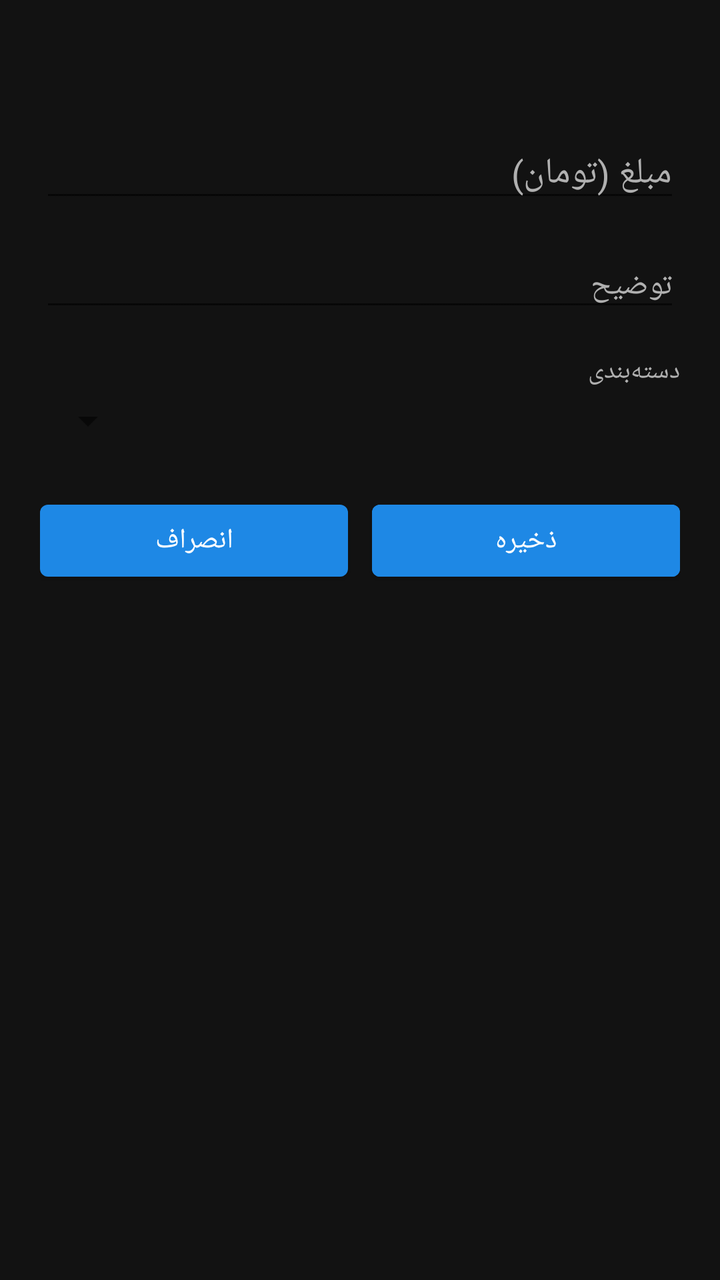
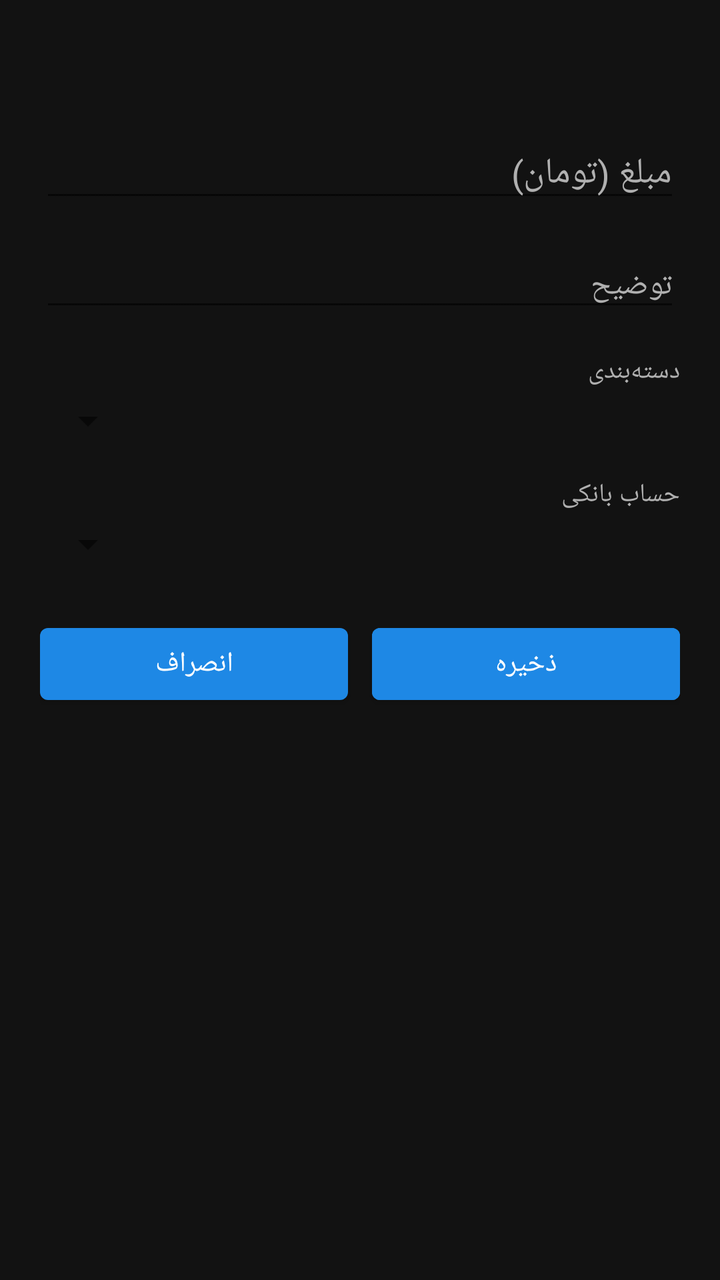

An Android layout rendered at two revisions. The XML below is the earlier revision; the diff shows what the commit changed to produce the second picture.
<!-- AndroidManifest.xml: activity theme Theme.MoneyManager -->
<!-- res/layout/activity_add_transaction.xml -->
<?xml version="1.0" encoding="utf-8"?>
<LinearLayout xmlns:android="http://schemas.android.com/apk/res/android"
    android:layout_width="match_parent"
    android:layout_height="match_parent"
    android:layoutDirection="rtl"
    android:orientation="vertical"
    android:background="@color/background"
    android:padding="20dp">

    <TextView
        android:id="@+id/tvFormTitle"
        android:layout_width="wrap_content"
        android:layout_height="wrap_content"
        android:textSize="18sp"
        android:textStyle="bold"
        android:textColor="@color/text_primary"
        android:layout_marginBottom="20dp" />

    <EditText
        android:id="@+id/etAmount"
        android:layout_width="match_parent"
        android:layout_height="wrap_content"
        android:hint="@string/amount"
        android:inputType="number"
        android:textDirection="ltr"
        android:gravity="end"
        android:textColor="@color/text_primary"
        android:textColorHint="@color/text_secondary"
        android:textSize="18sp"
        android:layout_marginBottom="16dp" />

    <EditText
        android:id="@+id/etDescription"
        android:layout_width="match_parent"
        android:layout_height="wrap_content"
        android:hint="@string/description_hint"
        android:inputType="text"
        android:textColor="@color/text_primary"
        android:textColorHint="@color/text_secondary"
        android:textSize="16sp"
        android:layout_marginBottom="16dp" />

    <TextView
        android:layout_width="wrap_content"
        android:layout_height="wrap_content"
        android:text="@string/category_label"
        android:textColor="@color/text_secondary"
        android:textSize="13sp"
        android:layout_marginBottom="4dp" />

    <Spinner
        android:id="@+id/spCategory"
        android:layout_width="match_parent"
        android:layout_height="wrap_content"
        android:layout_marginBottom="24dp" />

    <LinearLayout
        android:layout_width="match_parent"
        android:layout_height="wrap_content"
        android:orientation="horizontal"
        android:layout_marginBottom="12dp">

        <Button
            android:id="@+id/btnSave"
            android:layout_width="0dp"
            android:layout_height="wrap_content"
            android:layout_weight="1"
            android:layout_marginEnd="6dp"
            android:backgroundTint="@color/primary"
            android:textColor="@color/white"
            android:text="@string/save" />

        <Button
            android:id="@+id/btnCancel"
            android:layout_width="0dp"
            android:layout_height="wrap_content"
            android:layout_weight="1"
            android:layout_marginStart="6dp"
            android:text="@string/cancel" />
    </LinearLayout>

    <Button
        android:id="@+id/btnDelete"
        android:layout_width="match_parent"
        android:layout_height="wrap_content"
        android:backgroundTint="@color/expense_red"
        android:textColor="@color/white"
        android:text="@string/delete"
        android:visibility="gone" />

</LinearLayout>
<!-- resources referenced by this layout -->
<resources>
  <color name="background">#121212</color>
  <color name="expense_red">#E53935</color>
  <color name="primary">#1E88E5</color>
  <color name="text_primary">#F5F5F5</color>
  <color name="text_secondary">#B0B0B0</color>
  <color name="white">#FFFFFF</color>
  <string name="amount">مبلغ (تومان)</string>
  <string name="cancel">انصراف</string>
  <string name="category_label">دسته‌بندی</string>
  <string name="delete">حذف</string>
  <string name="description_hint">توضیح</string>
  <string name="save">ذخیره</string>
  <style name="Theme.MoneyManager" parent="Theme.MaterialComponents.DayNight.NoActionBar">
          <item name="colorPrimary">@color/primary</item>
          <item name="colorPrimaryDark">@color/primary_dark</item>
          <item name="colorAccent">@color/primary</item>
          <item name="android:windowBackground">@color/background</item>
          <item name="android:statusBarColor">@color/primary_dark</item>
      </style>
  <color name="primary_dark">#0D47A1</color>
</resources>

<!-- the commit's change to res/layout/activity_add_transaction.xml (unified diff, before → after) -->
@@ -7,85 +7,112 @@
     android:background="@color/background"
     android:padding="20dp">
 
-    <TextView
-        android:id="@+id/tvFormTitle"
-        android:layout_width="wrap_content"
-        android:layout_height="wrap_content"
-        android:textSize="18sp"
-        android:textStyle="bold"
-        android:textColor="@color/text_primary"
-        android:layout_marginBottom="20dp" />
+    <ScrollView
+        android:layout_width="match_parent"
+        android:layout_height="0dp"
+        android:layout_weight="1">
 
-    <EditText
-        android:id="@+id/etAmount"
-        android:layout_width="match_parent"
-        android:layout_height="wrap_content"
-        android:hint="@string/amount"
-        android:inputType="number"
-        android:textDirection="ltr"
-        android:gravity="end"
-        android:textColor="@color/text_primary"
-        android:textColorHint="@color/text_secondary"
-        android:textSize="18sp"
-        android:layout_marginBottom="16dp" />
+        <LinearLayout
+            android:layout_width="match_parent"
+            android:layout_height="wrap_content"
+            android:orientation="vertical">
 
-    <EditText
-        android:id="@+id/etDescription"
-        android:layout_width="match_parent"
-        android:layout_height="wrap_content"
-        android:hint="@string/description_hint"
-        android:inputType="text"
-        android:textColor="@color/text_primary"
-        android:textColorHint="@color/text_secondary"
-        android:textSize="16sp"
-        android:layout_marginBottom="16dp" />
+            <TextView
+                android:id="@+id/tvFormTitle"
+                android:layout_width="wrap_content"
+                android:layout_height="wrap_content"
+                android:textSize="18sp"
+                android:textStyle="bold"
+                android:textColor="@color/text_primary"
+                android:layout_marginBottom="20dp" />
 
-    <TextView
-        android:layout_width="wrap_content"
-        android:layout_height="wrap_content"
-        android:text="@string/category_label"
-        android:textColor="@color/text_secondary"
-        android:textSize="13sp"
-        android:layout_marginBottom="4dp" />
+            <EditText
+                android:id="@+id/etAmount"
+                android:layout_width="match_parent"
+                android:layout_height="wrap_content"
+                android:hint="@string/amount"
+                android:inputType="number"
+                android:textDirection="ltr"
+                android:gravity="end"
+                android:textColor="@color/text_primary"
+                android:textColorHint="@color/text_secondary"
+                android:textSize="18sp"
+                android:layout_marginBottom="16dp" />
 
-    <Spinner
-        android:id="@+id/spCategory"
-        android:layout_width="match_parent"
-        android:layout_height="wrap_content"
-        android:layout_marginBottom="24dp" />
+            <EditText
+                android:id="@+id/etDescription"
+                android:layout_width="match_parent"
+                android:layout_height="wrap_content"
+                android:hint="@string/description_hint"
+                android:inputType="text"
+                android:textColor="@color/text_primary"
+                android:textColorHint="@color/text_secondary"
+                android:textSize="16sp"
+                android:layout_marginBottom="16dp" />
 
-    <LinearLayout
-        android:layout_width="match_parent"
-        android:layout_height="wrap_content"
-        android:orientation="horizontal"
-        android:layout_marginBottom="12dp">
+            <TextView
+                android:layout_width="wrap_content"
+                android:layout_height="wrap_content"
+                android:text="@string/category_label"
+                android:textColor="@color/text_secondary"
+                android:textSize="13sp"
+                android:layout_marginBottom="4dp" />
 
-        <Button
-            android:id="@+id/btnSave"
-            android:layout_width="0dp"
-            android:layout_height="wrap_content"
-            android:layout_weight="1"
-            android:layout_marginEnd="6dp"
-            android:backgroundTint="@color/primary"
-            android:textColor="@color/white"
-            android:text="@string/save" />
+            <Spinner
+                android:id="@+id/spCategory"
+                android:layout_width="match_parent"
+                android:layout_height="wrap_content"
+                android:layout_marginBottom="16dp" />
 
-        <Button
-            android:id="@+id/btnCancel"
-            android:layout_width="0dp"
-            android:layout_height="wrap_content"
-            android:layout_weight="1"
-            android:layout_marginStart="6dp"
-            android:text="@string/cancel" />
-    </LinearLayout>
+            <TextView
+                android:layout_width="wrap_content"
+                android:layout_height="wrap_content"
+                android:text="@string/bank_label"
+                android:textColor="@color/text_secondary"
+                android:textSize="13sp"
+                android:layout_marginBottom="4dp" />
 
-    <Button
-        android:id="@+id/btnDelete"
-        android:layout_width="match_parent"
-        android:layout_height="wrap_content"
-        android:backgroundTint="@color/expense_red"
-        android:textColor="@color/white"
-        android:text="@string/delete"
-        android:visibility="gone" />
+            <Spinner
+                android:id="@+id/spBank"
+                android:layout_width="match_parent"
+                android:layout_height="wrap_content"
+                android:layout_marginBottom="24dp" />
+
+            <LinearLayout
+                android:layout_width="match_parent"
+                android:layout_height="wrap_content"
+                android:orientation="horizontal"
+                android:layout_marginBottom="12dp">
+
+                <Button
+                    android:id="@+id/btnSave"
+                    android:layout_width="0dp"
+                    android:layout_height="wrap_content"
+                    android:layout_weight="1"
+                    android:layout_marginEnd="6dp"
+                    android:backgroundTint="@color/primary"
+                    android:textColor="@color/white"
+                    android:text="@string/save" />
+
+                <Button
+                    android:id="@+id/btnCancel"
+                    android:layout_width="0dp"
+                    android:layout_height="wrap_content"
+                    android:layout_weight="1"
+                    android:layout_marginStart="6dp"
+                    android:text="@string/cancel" />
+            </LinearLayout>
+
+            <Button
+                android:id="@+id/btnDelete"
+                android:layout_width="match_parent"
+                android:layout_height="wrap_content"
+                android:backgroundTint="@color/expense_red"
+                android:textColor="@color/white"
+                android:text="@string/delete"
+                android:visibility="gone" />
+
+        </LinearLayout>
+    </ScrollView>
 
 </LinearLayout>
<!-- resource entries referenced after the edit -->
@@ -7,6 +7,7 @@
   <color name="text_secondary">#B0B0B0</color>
   <color name="white">#FFFFFF</color>
   <string name="amount">مبلغ (تومان)</string>
+  <string name="bank_label">حساب بانکی</string>
   <string name="cancel">انصراف</string>
   <string name="category_label">دسته‌بندی</string>
   <string name="delete">حذف</string>
